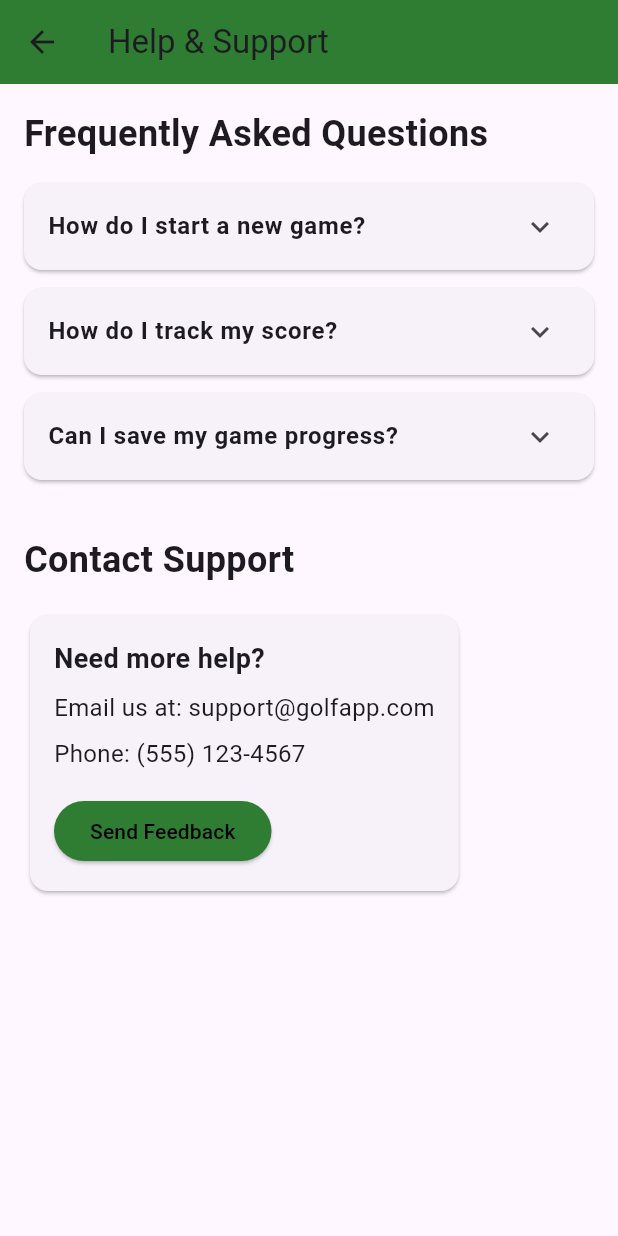
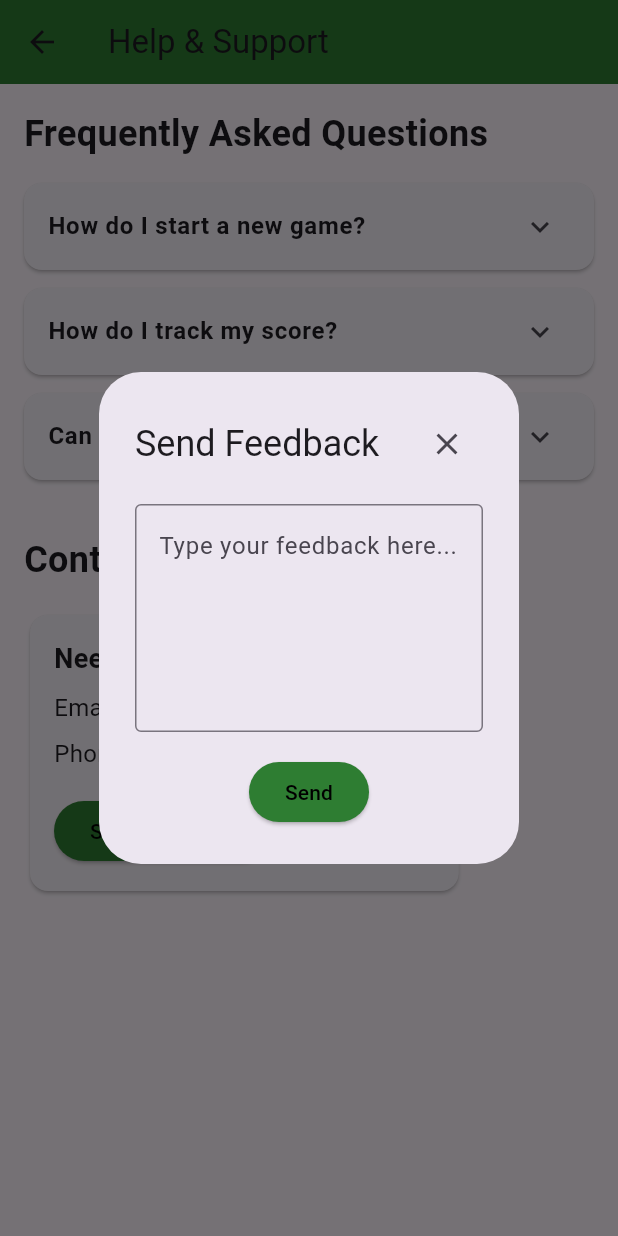
Before and after one commit to josephaycock/golf_app, a Flutter app: the HelpScreen screen opened directly, after a tap on "Send Feedback", on a phone screen of 412 x 824 dp. Run offline on Flutter 3.47's test engine with Material 3 defaults, Android fonts, the phone set to English and light mode, and no system bars; our stand-ins replace cloud_firestore, firebase_auth, firebase_core, flutter_map, geolocator, latlong2; accounts and stored records are empty.

Commit message:
feedback box and user customizable names

```diff
--- a/lib/frontend/screens/help.dart
+++ b/lib/frontend/screens/help.dart
@@ -2,6 +2,53 @@ import 'package:flutter/material.dart';
 
 class HelpScreen extends StatelessWidget {
   const HelpScreen({super.key});
+
+  void _showFeedbackDialog(BuildContext context) {
+    showDialog(
+      context: context,
+      builder: (BuildContext context) {
+        return AlertDialog(
+          title: Row(
+            mainAxisAlignment: MainAxisAlignment.spaceBetween,
+            children: [
+              const Text('Send Feedback'),
+              IconButton(
+                icon: const Icon(Icons.close),
+                onPressed: () => Navigator.of(context).pop(),
+              ),
+            ],
+          ),
+          content: Column(
+            mainAxisSize: MainAxisSize.min,
+            children: [
+              TextField(
+                maxLines: 5,
+                decoration: const InputDecoration(
+                  hintText: 'Type your feedback here...',
+                  border: OutlineInputBorder(),
+                ),
+              ),
+              const SizedBox(height: 16),
+              ElevatedButton(
+                onPressed: () {
+                  // TODO: Implement feedback submission
+                  Navigator.of(context).pop();
+                  ScaffoldMessenger.of(context).showSnackBar(
+                    const SnackBar(content: Text('Feedback sent successfully!')),
+                  );
+                },
+                style: ElevatedButton.styleFrom(
+                  backgroundColor: Colors.green[800],
+                  foregroundColor: Colors.black,
+                ),
+                child: const Text('Send'),
+              ),
+            ],
+          ),
+        );
+      },
+    );
+  }
 
   @override
   Widget build(BuildContext context) {
@@ -25,7 +72,7 @@ class HelpScreen extends StatelessWidget {
             const SizedBox(height: 16),
             _buildFAQItem(
               'How do I start a new game?',
-              'To start a new game, go to the Home screen and ....',
+              'To start a new game, go to the Home screen, select your course, and begin playing!',
             ),
             _buildFAQItem(
               'How do I track my score?',
@@ -69,9 +116,7 @@ class HelpScreen extends StatelessWidget {
                     ),
                     const SizedBox(height: 16),
                     ElevatedButton(
-                      onPressed: () {
-                        // TODO: Implement email support
-                      },
+                      onPressed: () => _showFeedbackDialog(context),
                       style: ElevatedButton.styleFrom(
                         backgroundColor: Colors.green[800],
                         foregroundColor: Colors.black,
```
Also changed, not shown: lib/frontend/screens/scoreboard.dart (+64 -5 lines).
